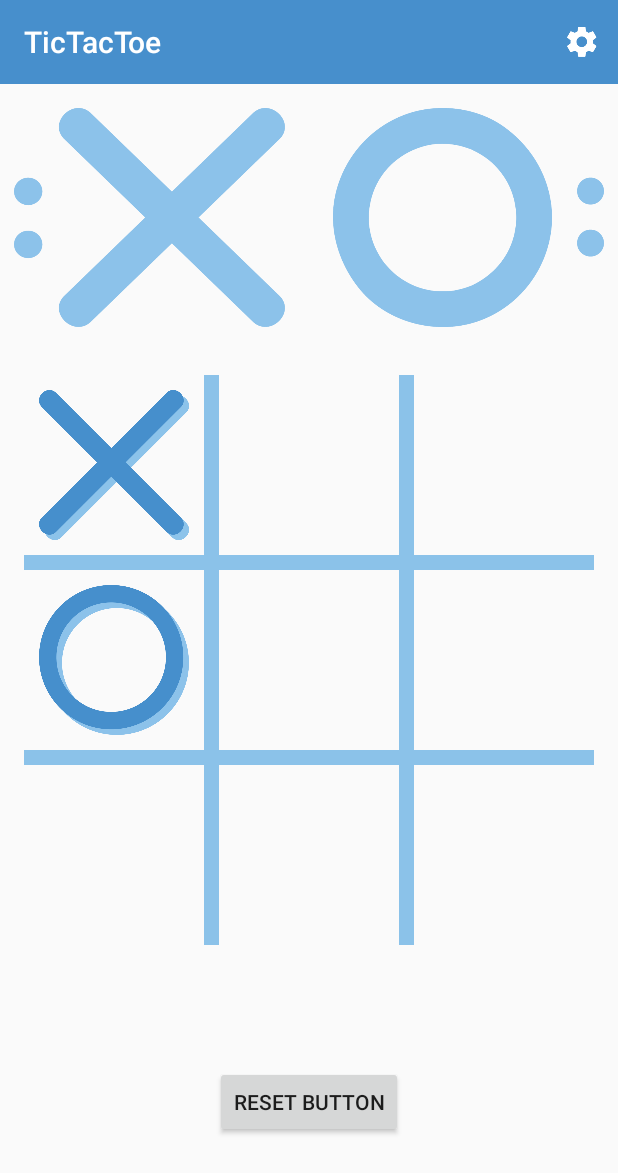
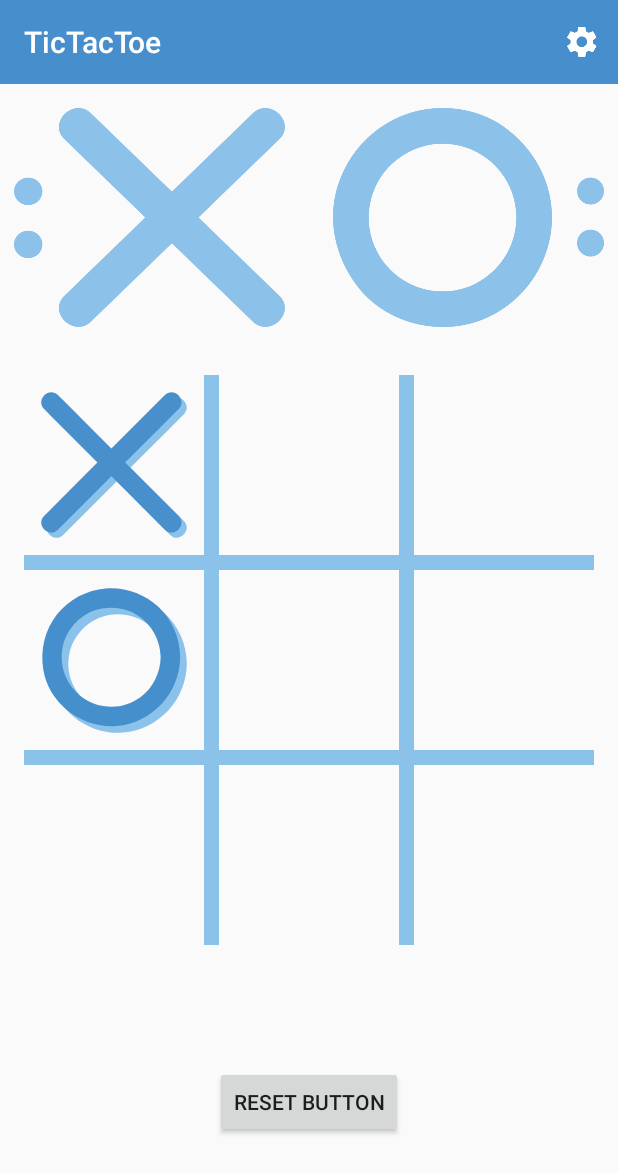
Before and after one commit to evanfaler/TicTacToe, an Android app: the CoopGameBoardFragment screen opened directly, with no data from a screen before it, after a tap on an icon or button, on a phone screen of 412 x 824 dp. Shown: the top 1173 px of the screen. Run offline under Robolectric (Android 15) with nearby library versions, the phone set to English and light mode, and no system bars; 2 other taps on this screen came first.

Commit message:
Custom SpaceView Lag Fixed
Image assets switched from .png to vector based drawables. Performance is noticably better and on par with what is expected.

```diff
--- a/app/src/main/java/com/dualranger/tictactoe/CoopGameBoardFragment.java
+++ b/app/src/main/java/com/dualranger/tictactoe/CoopGameBoardFragment.java
@@ -206,7 +206,6 @@ public class CoopGameBoardFragment extends Fragment implements View.OnClickListe
     }
 
     private void isWin(){
-
         if (mGameBoard[0][0] == mGameBoard[0][1] && mGameBoard[0][1] == mGameBoard[0][2] && mGameBoard[0][0] != 2){          //Check Row 1
             winner = (alternateShape-1)%2;
         }else if (mGameBoard[1][0] == mGameBoard[1][1] && mGameBoard[1][1] == mGameBoard[1][2] && mGameBoard[1][0] != 2){    //Check Row 2
--- /dev/null
+++ b/app/src/main/res/drawable/o_mark.xml
@@ -0,0 +1,5 @@
+<vector android:height="24dp" android:viewportHeight="192.0"
+    android:viewportWidth="192.0" android:width="24dp" xmlns:android="http://schemas.android.com/apk/res/android">
+    <path android:fillColor="#8BC2E9" android:pathData="M189.22,100.89c-0.22,-24.5 -10.29,-47.97 -28.23,-64.72c-17.89,-16.7 -42.7,-25.29 -67.08,-23.29C69.81,14.85 46.92,26.71 31.95,45.79c-16,20.4 -21.9,45.35 -17.93,70.85c6.87,44.1 50.05,75.85 93.85,72.26C153.47,185.16 188.8,146.48 189.22,100.89c0.15,-16.13 -24.85,-16.11 -25,0c-0.18,19.9 -9.93,39.5 -25.49,50.87c-17.67,12.9 -38.4,15.61 -58.74,8.96c-18.15,-5.93 -33.42,-22.07 -39.34,-40.2c-3.29,-10.06 -3.89,-20.86 -2.29,-30.08c1.96,-11.26 5.59,-19.07 12.43,-28.44c-0.88,1.2 1.85,-2.18 2.17,-2.55c1.15,-1.32 2.37,-2.56 3.6,-3.79c1.23,-1.23 2.54,-2.39 3.86,-3.54c0.66,-0.57 1.34,-1.13 2.02,-1.67c-0.8,0.62 -0.6,0.48 0.61,-0.42c2.83,-2.07 5.86,-3.87 8.95,-5.52c3.99,-2.14 4.96,-2.44 9.27,-3.85c7.55,-2.47 12.25,-3.02 19.63,-3.09c7.68,-0.07 12.97,0.91 20.9,3.5c25.05,8.19 42.19,33.41 42.43,59.83C164.36,117 189.36,117.01 189.22,100.89z"/>
+    <path android:fillColor="#468FCD" android:pathData="M180.69,92.36c-0.22,-24.5 -10.29,-47.97 -28.23,-64.72C134.56,10.93 109.76,2.34 85.38,4.34C61.28,6.32 38.39,18.18 23.42,37.27C7.42,57.66 1.52,82.61 5.49,108.12c6.87,44.1 50.05,75.85 93.85,72.26C144.94,176.63 180.27,137.95 180.69,92.36c0.15,-16.13 -24.85,-16.11 -25,0c-0.18,19.9 -9.93,39.5 -25.49,50.87c-17.67,12.9 -38.4,15.61 -58.74,8.96c-18.15,-5.93 -33.42,-22.07 -39.34,-40.2c-3.29,-10.06 -3.89,-20.86 -2.29,-30.08c1.96,-11.26 5.59,-19.07 12.43,-28.44c-0.88,1.2 1.85,-2.18 2.17,-2.55c1.15,-1.32 2.37,-2.56 3.6,-3.79c1.23,-1.23 2.54,-2.39 3.86,-3.54c0.66,-0.57 1.34,-1.13 2.02,-1.67c-0.8,0.62 -0.6,0.48 0.61,-0.42c2.83,-2.07 5.86,-3.87 8.95,-5.52c3.99,-2.14 4.96,-2.44 9.27,-3.85c7.55,-2.47 12.25,-3.02 19.63,-3.09c7.68,-0.07 12.96,0.91 20.9,3.5c25.05,8.19 42.19,33.41 42.43,59.83C155.84,108.47 180.84,108.49 180.69,92.36z"/>
+</vector>
--- /dev/null
+++ b/app/src/main/res/drawable/x_mark.xml
@@ -0,0 +1,18 @@
+<vector xmlns:android="http://schemas.android.com/apk/res/android"
+        android:width="192dp"
+        android:height="192dp"
+        android:viewportWidth="192.0"
+        android:viewportHeight="192.0">
+    <path
+        android:pathData="M13.21,30.89C47.32,65 81.44,99.11 115.55,133.23c17.42,17.42 34.84,34.84 52.26,52.26c11.41,11.41 29.09,-6.27 17.68,-17.68c-34.12,-34.12 -68.23,-68.23 -102.35,-102.35C65.72,48.04 48.3,30.63 30.89,13.21C19.48,1.8 1.8,19.48 13.21,30.89L13.21,30.89z"
+        android:fillColor="#8BC2EA"/>
+    <path
+        android:pathData="M167.81,13.21c-34.12,34.12 -68.23,68.23 -102.35,102.35c-17.42,17.42 -34.84,34.84 -52.26,52.26c-11.41,11.41 6.27,29.09 17.68,17.68C65,151.37 99.11,117.26 133.23,83.14c17.42,-17.42 34.84,-34.84 52.26,-52.26C196.9,19.48 179.22,1.8 167.81,13.21L167.81,13.21z"
+        android:fillColor="#8BC2EA"/>
+    <path
+        android:pathData="M6.51,24.19c34.12,34.12 68.23,68.23 102.35,102.35c17.42,17.42 34.84,34.84 52.26,52.26c11.41,11.41 29.09,-6.27 17.68,-17.68c-34.12,-34.12 -68.23,-68.23 -102.35,-102.35C59.03,41.35 41.61,23.93 24.19,6.51C12.78,-4.9 -4.9,12.78 6.51,24.19L6.51,24.19z"
+        android:fillColor="#488FCC"/>
+    <path
+        android:pathData="M161.12,6.51C127,40.63 92.89,74.74 58.77,108.86c-17.42,17.42 -34.84,34.84 -52.26,52.26c-11.41,11.41 6.27,29.09 17.68,17.68c34.12,-34.12 68.23,-68.23 102.35,-102.35c17.42,-17.42 34.84,-34.84 52.26,-52.26C190.2,12.78 172.52,-4.9 161.12,6.51L161.12,6.51z"
+        android:fillColor="#488FCC"/>
+</vector>
```
Also changed, not shown: app/src/main/res/drawable-mdpi/o_mark.png (deleted), app/src/main/res/drawable-mdpi/x_mark.png (deleted).
